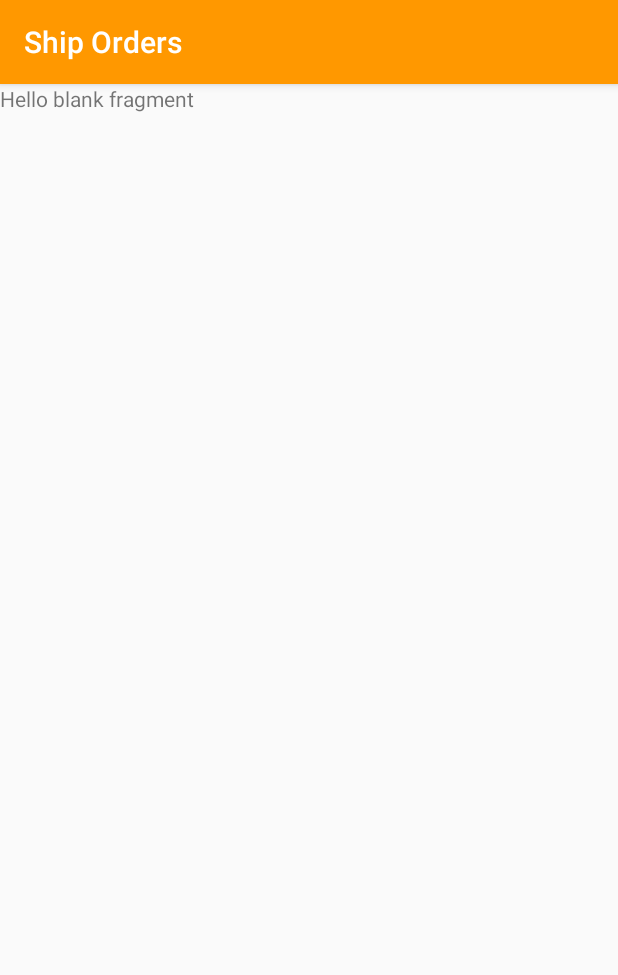
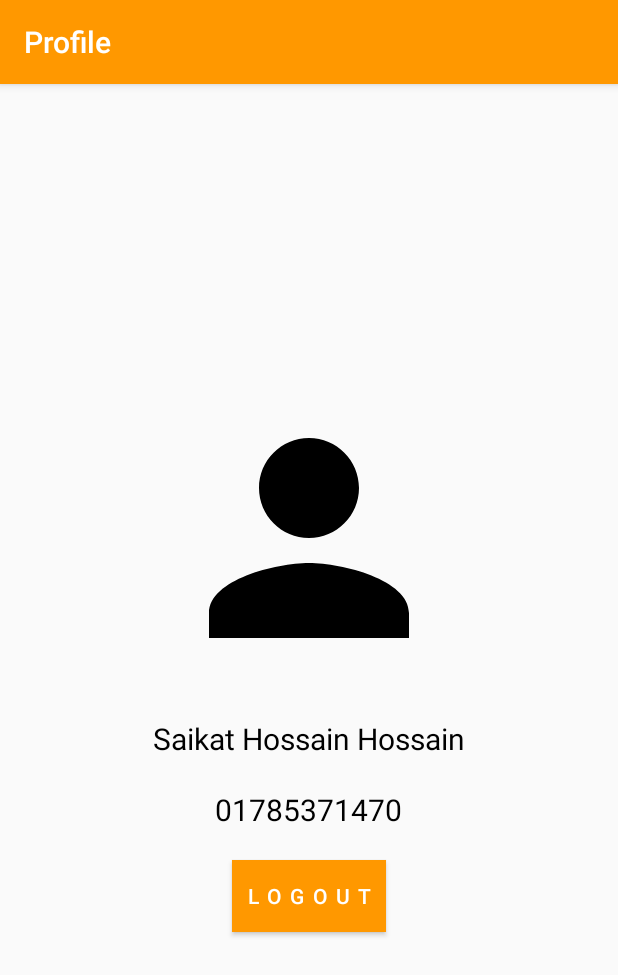
Before and after one commit to shohag1102/CFood, an Android app: the fragment DeliveryProfileFragment shown on its own in the app's theme, on a phone screen of 412 x 824 dp. Shown: the top 975 px of the screen. Run offline under Robolectric (Android 15) with nearby library versions, the phone set to English and light mode, and no system bars; Roboto replaces fonts that are not available here.

Commit message:
done except delivery

```diff
--- a/app/src/main/AndroidManifest.xml
+++ b/app/src/main/AndroidManifest.xml
@@ -38,9 +38,6 @@
             android:exported="false" />
         <activity
             android:name=".Sendotp"
-            android:exported="false" />
-        <activity
-            android:name=".ForgotPassword"
             android:exported="false" />
         <activity
             android:name=".CustomerFoodPanel_BottomNavigation"
--- a/app/src/main/java/com/saikat1102/cfood/DeliveryFoodPanel_BottomNavigation.java
+++ b/app/src/main/java/com/saikat1102/cfood/DeliveryFoodPanel_BottomNavigation.java
@@ -9,7 +9,7 @@ import android.view.MenuItem;
 
 import com.google.android.material.bottomnavigation.BottomNavigationView;
 import com.saikat1102.cfood.deliveryFoodPanel.DeliveryPendingOrderFragment;
-import com.saikat1102.cfood.deliveryFoodPanel.DeliveryShipOrderFragment;
+import com.saikat1102.cfood.deliveryFoodPanel.DeliveryProfileFragment;
 
 public class DeliveryFoodPanel_BottomNavigation extends AppCompatActivity {
     BottomNavigationView delivery_bottom_navigation;
@@ -34,7 +34,7 @@ public class DeliveryFoodPanel_BottomNavigation extends AppCompatActivity {
         }
 
         implementBottomNavigation();
-        replaceFragment(new DeliveryShipOrderFragment());
+        replaceFragment(new DeliveryProfileFragment());
 
 
     }
@@ -49,7 +49,7 @@ public class DeliveryFoodPanel_BottomNavigation extends AppCompatActivity {
             public boolean onNavigationItemSelected(@NonNull MenuItem item) {
                 switch (item.getItemId()){
                     case R.id.shiporders:
-                        replaceFragment(new DeliveryShipOrderFragment());
+                        replaceFragment(new DeliveryProfileFragment());
                         break;
                     case R.id.pendingorders:
                         replaceFragment(new DeliveryPendingOrderFragment());
--- a/app/src/main/java/com/saikat1102/cfood/deliveryFoodPanel/DeliveryShipOrderFragment.java
+++ b/app/src/main/java/com/saikat1102/cfood/deliveryFoodPanel/DeliveryProfileFragment.java
@@ -12,13 +12,13 @@ import androidx.fragment.app.Fragment;
 import com.saikat1102.cfood.R;
 
 
-public class DeliveryShipOrderFragment extends Fragment {
+public class DeliveryProfileFragment extends Fragment {
 
     @Nullable
     @Override
     public View onCreateView(@NonNull LayoutInflater inflater, @Nullable ViewGroup container, @Nullable Bundle savedInstanceState) {
-        View v = inflater.inflate(R.layout.fragment_delivery_ship_order, null);
-        getActivity().setTitle("Ship Orders");
+        View v = inflater.inflate(R.layout.fragment_delivery_profile, null);
+        getActivity().setTitle("Profile");
         return v;
     }
 }
--- /dev/null
+++ b/app/src/main/res/layout/fragment_delivery_profile.xml
@@ -0,0 +1,53 @@
+<?xml version="1.0" encoding="utf-8"?>
+<LinearLayout xmlns:android="http://schemas.android.com/apk/res/android"
+    xmlns:app="http://schemas.android.com/apk/res-auto"
+    xmlns:tools="http://schemas.android.com/tools"
+    android:layout_width="match_parent"
+    android:layout_height="match_parent"
+    android:orientation="vertical"
+    android:gravity="center"
+    tools:context=".deliveryFoodPanel.DeliveryProfileFragment">
+
+
+    <ImageView
+        android:layout_width="200dp"
+        android:layout_height="200dp"
+        android:src="@drawable/ic_baseline_person_24"
+        android:id="@+id/profile_pic"
+        />
+
+    <TextView
+        android:layout_width="wrap_content"
+        android:layout_height="wrap_content"
+        android:text="Saikat Hossain Hossain"
+        android:id="@+id/name"
+        android:textColor="#000"
+        android:textSize="20sp"
+        android:layout_marginTop="20dp"
+        />
+
+    <TextView
+        android:layout_width="wrap_content"
+        android:layout_height="wrap_content"
+        android:text="01785371470"
+        android:id="@+id/phone"
+        android:textColor="#000"
+        android:textSize="20sp"
+        android:layout_marginTop="20dp"
+
+        />
+
+    <Button
+        android:layout_width="wrap_content"
+        android:layout_height="wrap_content"
+        android:text="Logout"
+        android:background="#FF9800"
+        android:id="@+id/logout"
+        android:letterSpacing=".4"
+        android:padding="10dp"
+        android:textColor="@color/white"
+        android:layout_marginTop="20dp"
+        />
+
+
+</LinearLayout>
--- a/app/src/main/res/layout/fragment_delivery_ship_order.xml
+++ /dev/null
@@ -1,14 +0,0 @@
-<?xml version="1.0" encoding="utf-8"?>
-<FrameLayout xmlns:android="http://schemas.android.com/apk/res/android"
-    xmlns:tools="http://schemas.android.com/tools"
-    android:layout_width="match_parent"
-    android:layout_height="match_parent"
-    tools:context=".deliveryFoodPanel.DeliveryShipOrderFragment">
-
-    <!-- TODO: Update blank fragment layout -->
-    <TextView
-        android:layout_width="match_parent"
-        android:layout_height="match_parent"
-        android:text="@string/hello_blank_fragment" />
-
-</FrameLayout>
--- a/app/src/main/res/menu/delivery_bottom_navigation.xml
+++ b/app/src/main/res/menu/delivery_bottom_navigation.xml
@@ -8,6 +8,6 @@
         android:title="Pending Orders" />
     <item
         android:id="@+id/shiporders"
-        android:icon="@drawable/ic_baseline_local_shipping_24"
-        android:title="Ship Orders" />
+        android:icon="@drawable/ic_baseline_person_24"
+        android:title="Profile" />
 </menu>
```
Also changed, not shown: app/src/main/java/com/saikat1102/cfood/Delivery_Registration.java (+24 -32 lines), app/src/main/java/com/saikat1102/cfood/ForgotPassword.java (deleted, +0 -14 lines), app/src/main/java/com/saikat1102/cfood/Login.java (+1 -7 lines), app/src/main/java/com/saikat1102/cfood/Order.java (added, +49 -0 lines), app/src/main/java/com/saikat1102/cfood/chefFoodPanel/ChefOrderFragment.java (+106 -0 lines), app/src/main/res/layout/activity_forgot_password.xml (deleted, +0 -9 lines), app/src/main/res/layout/fragment_chef_orders.xml (+48 -3 lines).
